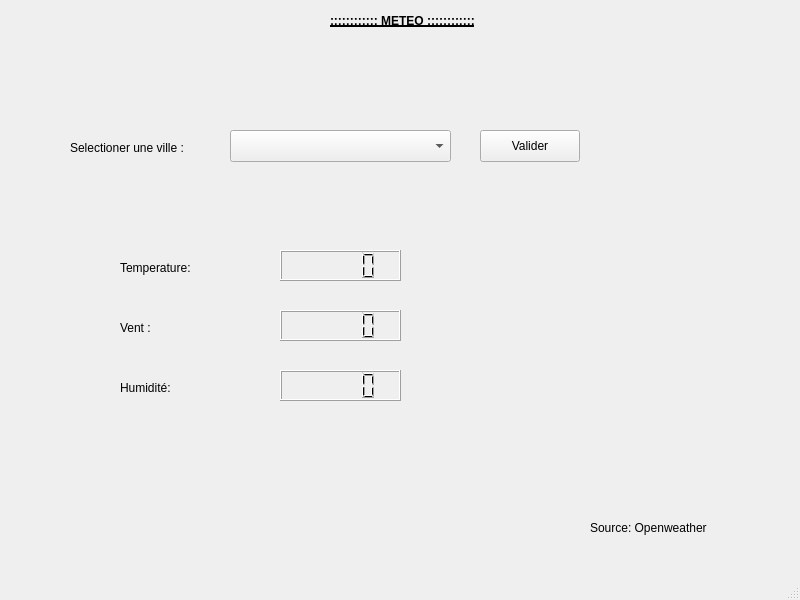
First picture: the form in graphiqueQT/weatherApi/mainwindow.ui, repository rida-belaqziz/weather_api, before the edit.
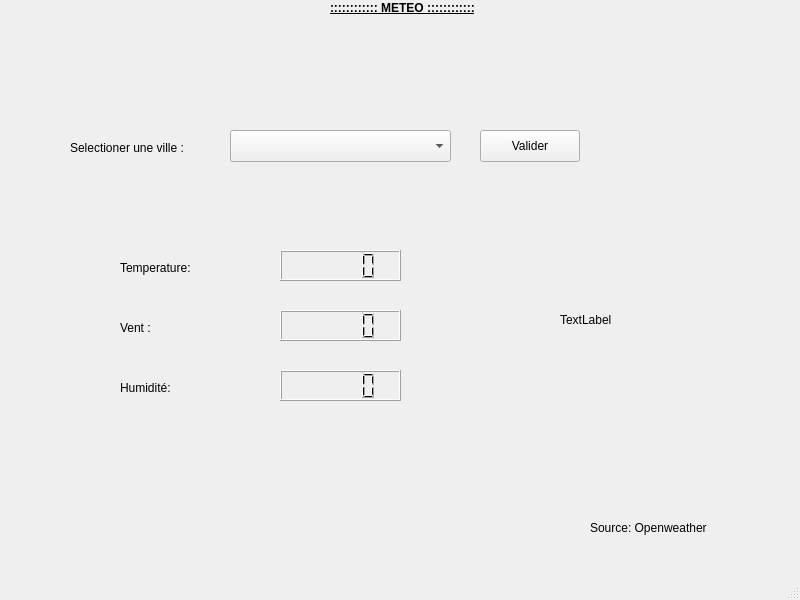
Second picture: the form after the edit.

Commit message: add image for each situation (TRY)

```diff
--- a/graphiqueQT/weatherApi/mainwindow.ui
+++ b/graphiqueQT/weatherApi/mainwindow.ui
@@ -19,8 +19,8 @@
      <rect>
       <x>330</x>
       <y>0</y>
-      <width>201</width>
-      <height>41</height>
+      <width>157</width>
+      <height>16</height>
      </rect>
     </property>
     <property name="sizePolicy">
@@ -39,6 +39,9 @@
     <property name="text">
      <string>:::::::::::: METEO ::::::::::::</string>
     </property>
+    <property name="textFormat">
+     <enum>Qt::AutoText</enum>
+    </property>
    </widget>
    <widget class="QLabel" name="label_ville">
     <property name="geometry">
@@ -158,6 +161,22 @@
      <string>Humidité:</string>
     </property>
    </widget>
+   <widget class="QLabel" name="label_image">
+    <property name="geometry">
+     <rect>
+      <x>560</x>
+      <y>270</y>
+      <width>100</width>
+      <height>100</height>
+     </rect>
+    </property>
+    <property name="text">
+     <string>TextLabel</string>
+    </property>
+    <property name="scaledContents">
+     <bool>true</bool>
+    </property>
+   </widget>
   </widget>
   <widget class="QMenuBar" name="menubar">
    <property name="geometry">
```
The commit also changes 8 other files.
